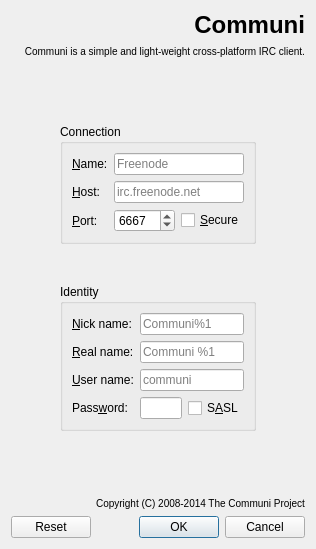
Above: src/app/connectpage.ui from communi/communi-desktop before the change. Below: the same form after it.
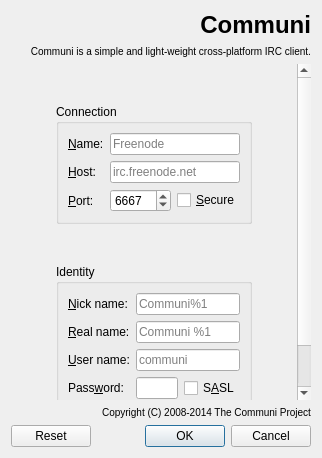
That is the form after the change. Icons and pictures are not drawn.

Commit message: Settings/ConnectPage: use scroll areas

The edit to the form file:
```diff
--- a/src/app/connectpage.ui
+++ b/src/app/connectpage.ui
@@ -41,7 +41,14 @@
     </layout>
    </item>
    <item>
-    <widget class="QWidget" name="container" native="true">
+    <widget class="QScrollArea" name="scrollArea">
+     <property name="frameShape">
+      <enum>QFrame::NoFrame</enum>
+     </property>
+     <property name="widgetResizable">
+      <bool>true</bool>
+     </property>
+     <widget class="QWidget" name="container">
      <property name="sizePolicy">
       <sizepolicy hsizetype="Preferred" vsizetype="Expanding">
        <horstretch>0</horstretch>
@@ -292,6 +299,7 @@
       </item>
      </layout>
     </widget>
+    </widget>
    </item>
    <item>
     <widget class="QLabel" name="copyrightLabel">
```
Left out of the diff: 2 changed lines with no effect on the pictures. Lines whose indentation alone changed are shown as unchanged. The commit also changes 1 other file.
